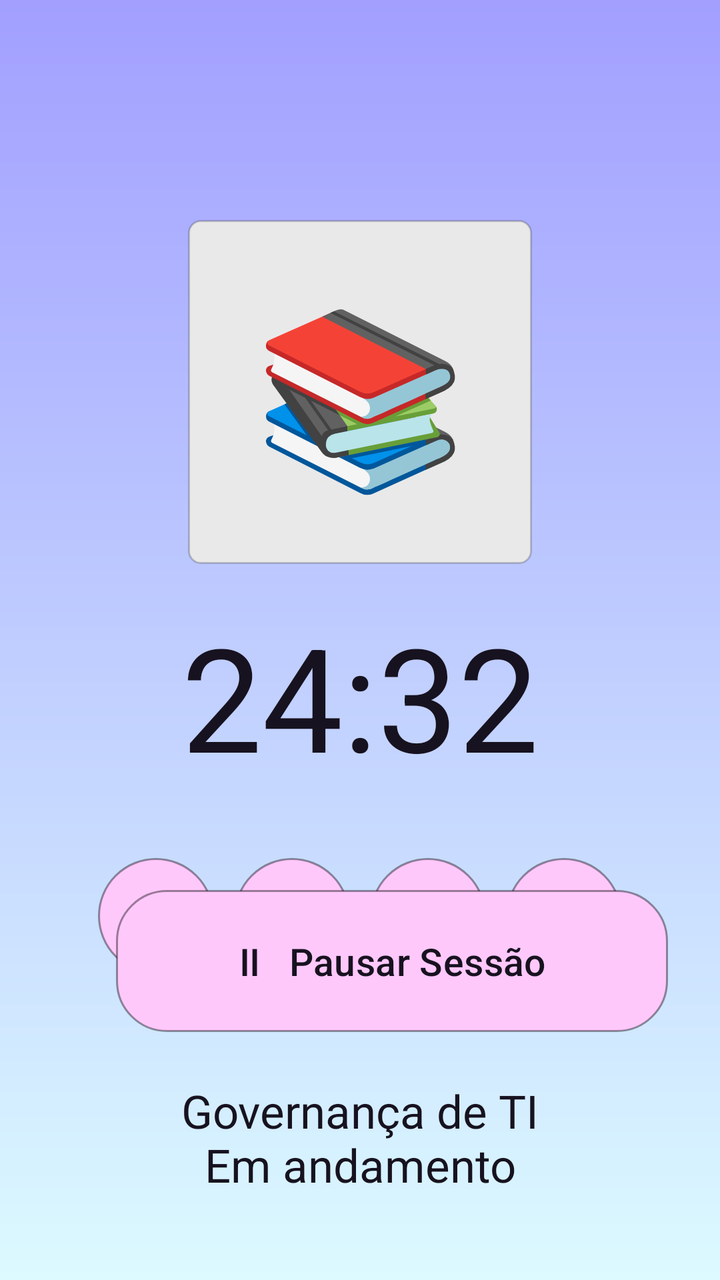
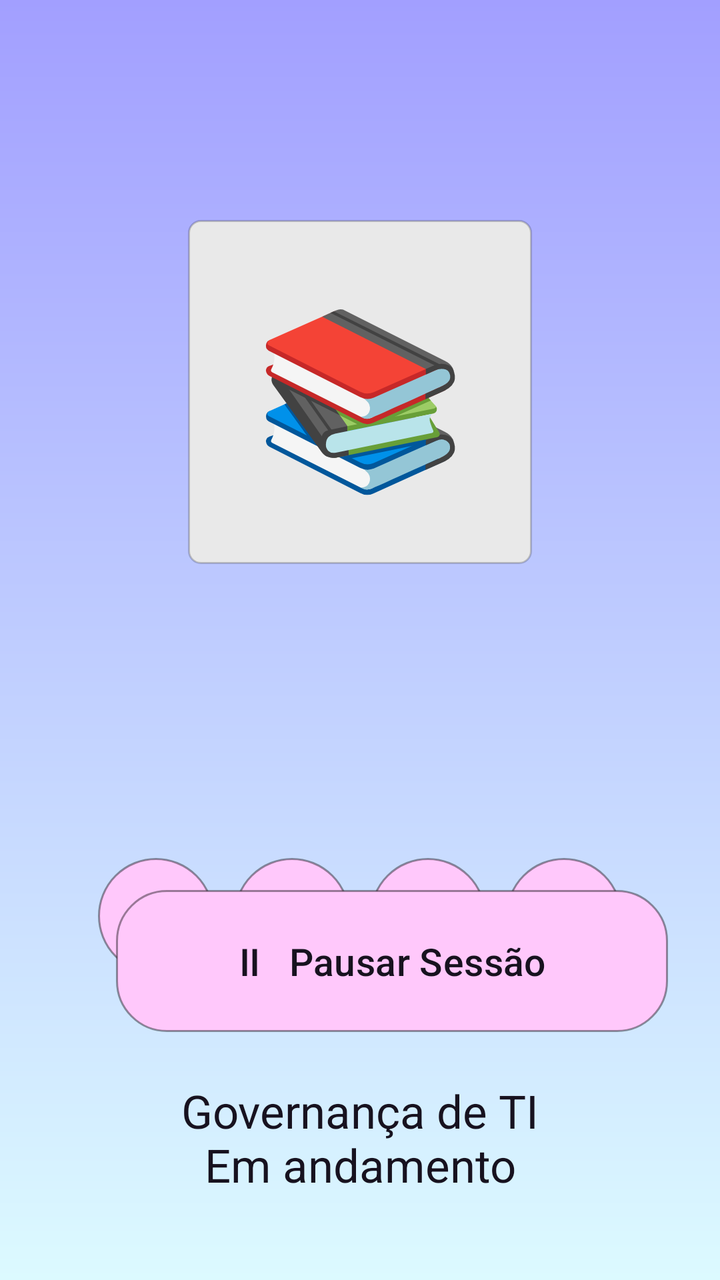

Before-and-after screenshots of an Android layout around one commit, followed by the original layout XML and the change that was made.
<!-- AndroidManifest.xml: application theme Theme.FocaAi -->
<!-- res/layout/activity_sessao_em_andamento.xml -->
<?xml version="1.0" encoding="utf-8"?>
<androidx.constraintlayout.widget.ConstraintLayout xmlns:android="http://schemas.android.com/apk/res/android"
    xmlns:app="http://schemas.android.com/apk/res-auto"
    xmlns:tools="http://schemas.android.com/tools"
    android:layout_width="match_parent"
    android:layout_height="match_parent"
    android:background="@drawable/bg_foca_gradient"
    tools:context=".activities.SessaoEmAndamentoActivity">

    <TextView
        android:id="@+id/txtIlustracaoSessao"
        android:layout_width="172dp"
        android:layout_height="172dp"
        android:layout_marginTop="110dp"
        android:background="@drawable/card_foca"
        android:gravity="center"
        android:text="📚"
        android:textSize="86sp"
        app:layout_constraintTop_toTopOf="parent"
        app:layout_constraintStart_toStartOf="parent"
        app:layout_constraintEnd_toEndOf="parent" />

    <TextView
        android:id="@+id/txtCronometro"
        android:layout_width="match_parent"
        android:layout_height="wrap_content"
        android:layout_marginTop="18dp"
        android:gravity="center"
        android:text="24:32"
        android:textColor="@color/foca_text"
        android:textSize="72sp"
        android:fontFamily="sans-serif"
        app:layout_constraintTop_toBottomOf="@id/txtIlustracaoSessao"
        app:layout_constraintStart_toStartOf="parent"
        app:layout_constraintEnd_toEndOf="parent" />

    <LinearLayout
        android:id="@+id/linhaCiclos"
        android:layout_width="match_parent"
        android:layout_height="80dp"
        android:layout_marginTop="22dp"
        android:gravity="center"
        android:orientation="horizontal"
        app:layout_constraintTop_toBottomOf="@id/txtCronometro"
        app:layout_constraintStart_toStartOf="parent"
        app:layout_constraintEnd_toEndOf="parent">

        <TextView android:id="@+id/ciclo1" android:layout_width="58dp" android:layout_height="58dp" android:layout_margin="5dp" android:background="@drawable/circulo_ciclo_foca" android:gravity="center" android:text="✓" android:textColor="@color/foca_text" android:textSize="22sp" />
        <TextView android:id="@+id/ciclo2" android:layout_width="58dp" android:layout_height="58dp" android:layout_margin="5dp" android:background="@drawable/circulo_ciclo_foca" android:gravity="center" android:text="2" android:textColor="@color/foca_text" android:textSize="20sp" />
        <TextView android:id="@+id/ciclo3" android:layout_width="58dp" android:layout_height="58dp" android:layout_margin="5dp" android:background="@drawable/circulo_ciclo_foca" android:gravity="center" android:text="3" android:textColor="@color/foca_text" android:textSize="20sp" />
        <TextView android:id="@+id/ciclo4" android:layout_width="58dp" android:layout_height="58dp" android:layout_margin="5dp" android:background="@drawable/circulo_ciclo_foca" android:gravity="center" android:text="4" android:textColor="@color/foca_text" android:textSize="20sp" />
    </LinearLayout>

    <TextView
        android:id="@+id/txtStatusSessao"
        android:layout_width="0dp"
        android:layout_height="wrap_content"
        android:layout_marginStart="32dp"
        android:layout_marginEnd="32dp"
        android:layout_marginTop="42dp"
        android:gravity="center"
        android:text="Governança de TI\nEm andamento"
        android:textColor="@color/foca_text"
        android:textSize="23sp"
        app:layout_constraintTop_toBottomOf="@id/linhaCiclos"
        app:layout_constraintStart_toStartOf="parent"
        app:layout_constraintEnd_toEndOf="parent" />

    <Button
        android:id="@+id/btnPausarSessao"
        android:layout_width="0dp"
        android:layout_height="71dp"
        android:layout_marginStart="58dp"
        android:layout_marginEnd="26dp"
        android:layout_marginBottom="124dp"
        android:background="@drawable/button_foca_pink"
        android:text="Ⅱ   Pausar Sessão"
        android:textAllCaps="false"
        android:textColor="@color/foca_text"
        android:textSize="19sp"
        app:backgroundTint="@null"
        app:layout_constraintBottom_toBottomOf="parent"
        app:layout_constraintStart_toStartOf="parent"
        app:layout_constraintEnd_toEndOf="parent" />

</androidx.constraintlayout.widget.ConstraintLayout>
<!-- resources referenced by this layout -->
<resources>
  <color name="foca_text">#17121F</color>
  <!-- drawable bg_foca_gradient (drawable) -->
  <?xml version="1.0" encoding="utf-8"?>
  <shape xmlns:android="http://schemas.android.com/apk/res/android" android:shape="rectangle">
      <gradient android:angle="270" android:startColor="#A29FFF" android:endColor="#DCFAFF" android:type="linear" />
  </shape>
  <!-- drawable button_foca_pink (drawable) -->
  <?xml version="1.0" encoding="utf-8"?>
  <shape xmlns:android="http://schemas.android.com/apk/res/android" android:shape="rectangle">
      <solid android:color="#FFC8FB" />
      <corners android:radius="25dp" />
      <stroke android:width="1dp" android:color="#66000000" />
  </shape>
  <!-- drawable card_foca (drawable) -->
  <?xml version="1.0" encoding="utf-8"?>
  <shape xmlns:android="http://schemas.android.com/apk/res/android" android:shape="rectangle">
      <solid android:color="#E9E9E9" />
      <corners android:radius="6dp" />
      <stroke android:width="1dp" android:color="#33000000" />
  </shape>
  <!-- drawable circulo_ciclo_foca (drawable) -->
  <?xml version="1.0" encoding="utf-8"?>
  <shape xmlns:android="http://schemas.android.com/apk/res/android" android:shape="oval">
      <solid android:color="#FFC8FB" />
      <stroke android:width="1dp" android:color="#66000000" />
  </shape>
  <style name="Theme.FocaAi" parent="Base.Theme.FocaAi" />
  <style name="Base.Theme.FocaAi" parent="Theme.Material3.DayNight.NoActionBar">
          
          
      </style>
</resources>

<!-- the commit's change to res/layout/activity_sessao_em_andamento.xml (unified diff, before → after) -->
@@ -25,14 +25,13 @@
         android:layout_width="match_parent"
         android:layout_height="wrap_content"
         android:layout_marginTop="18dp"
+        android:fontFamily="sans-serif"
         android:gravity="center"
-        android:text="24:32"
         android:textColor="@color/foca_text"
         android:textSize="72sp"
-        android:fontFamily="sans-serif"
-        app:layout_constraintTop_toBottomOf="@id/txtIlustracaoSessao"
+        app:layout_constraintEnd_toEndOf="parent"
         app:layout_constraintStart_toStartOf="parent"
-        app:layout_constraintEnd_toEndOf="parent" />
+        app:layout_constraintTop_toBottomOf="@id/txtIlustracaoSessao" />
 
     <LinearLayout
         android:id="@+id/linhaCiclos"
@@ -45,10 +44,45 @@
         app:layout_constraintStart_toStartOf="parent"
         app:layout_constraintEnd_toEndOf="parent">
 
-        <TextView android:id="@+id/ciclo1" android:layout_width="58dp" android:layout_height="58dp" android:layout_margin="5dp" android:background="@drawable/circulo_ciclo_foca" android:gravity="center" android:text="✓" android:textColor="@color/foca_text" android:textSize="22sp" />
-        <TextView android:id="@+id/ciclo2" android:layout_width="58dp" android:layout_height="58dp" android:layout_margin="5dp" android:background="@drawable/circulo_ciclo_foca" android:gravity="center" android:text="2" android:textColor="@color/foca_text" android:textSize="20sp" />
-        <TextView android:id="@+id/ciclo3" android:layout_width="58dp" android:layout_height="58dp" android:layout_margin="5dp" android:background="@drawable/circulo_ciclo_foca" android:gravity="center" android:text="3" android:textColor="@color/foca_text" android:textSize="20sp" />
-        <TextView android:id="@+id/ciclo4" android:layout_width="58dp" android:layout_height="58dp" android:layout_margin="5dp" android:background="@drawable/circulo_ciclo_foca" android:gravity="center" android:text="4" android:textColor="@color/foca_text" android:textSize="20sp" />
+        <TextView
+            android:id="@+id/ciclo1"
+            android:layout_width="58dp"
+            android:layout_height="58dp"
+            android:layout_margin="5dp"
+            android:background="@drawable/circulo_ciclo_foca"
+            android:gravity="center"
+            android:textColor="@color/foca_text"
+            android:textSize="22sp" />
+
+        <TextView
+            android:id="@+id/ciclo2"
+            android:layout_width="58dp"
+            android:layout_height="58dp"
+            android:layout_margin="5dp"
+            android:background="@drawable/circulo_ciclo_foca"
+            android:gravity="center"
+            android:textColor="@color/foca_text"
+            android:textSize="20sp" />
+
+        <TextView
+            android:id="@+id/ciclo3"
+            android:layout_width="58dp"
+            android:layout_height="58dp"
+            android:layout_margin="5dp"
+            android:background="@drawable/circulo_ciclo_foca"
+            android:gravity="center"
+            android:textColor="@color/foca_text"
+            android:textSize="20sp" />
+
+        <TextView
+            android:id="@+id/ciclo4"
+            android:layout_width="58dp"
+            android:layout_height="58dp"
+            android:layout_margin="5dp"
+            android:background="@drawable/circulo_ciclo_foca"
+            android:gravity="center"
+            android:textColor="@color/foca_text"
+            android:textSize="20sp" />
     </LinearLayout>
 
     <TextView
